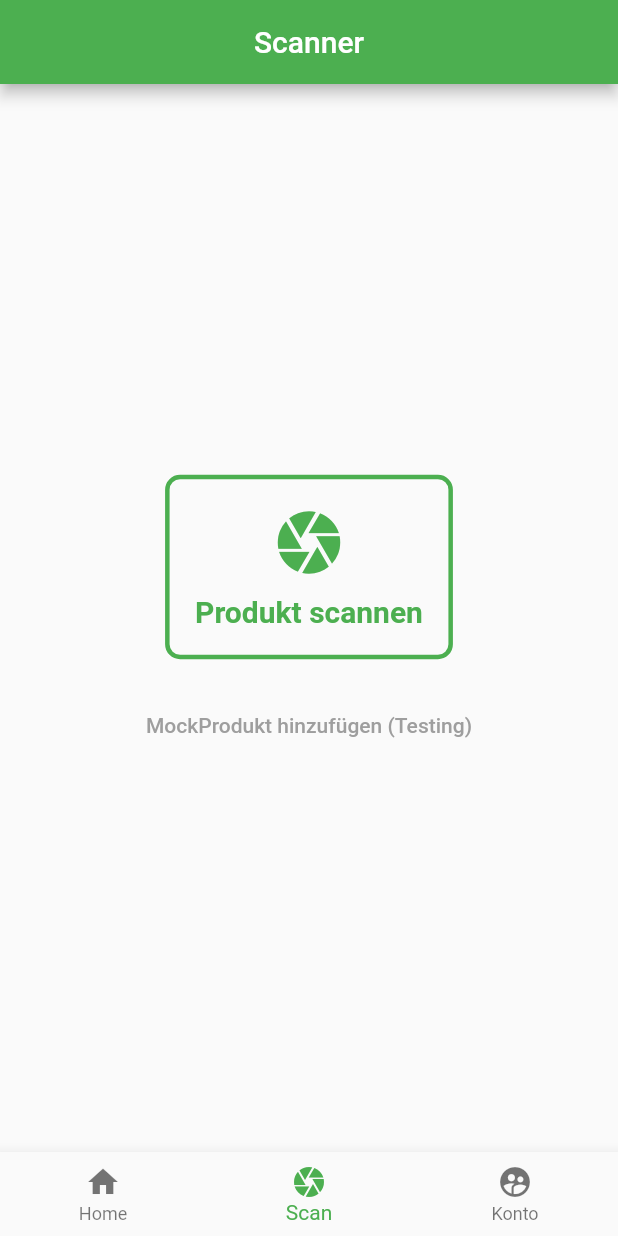
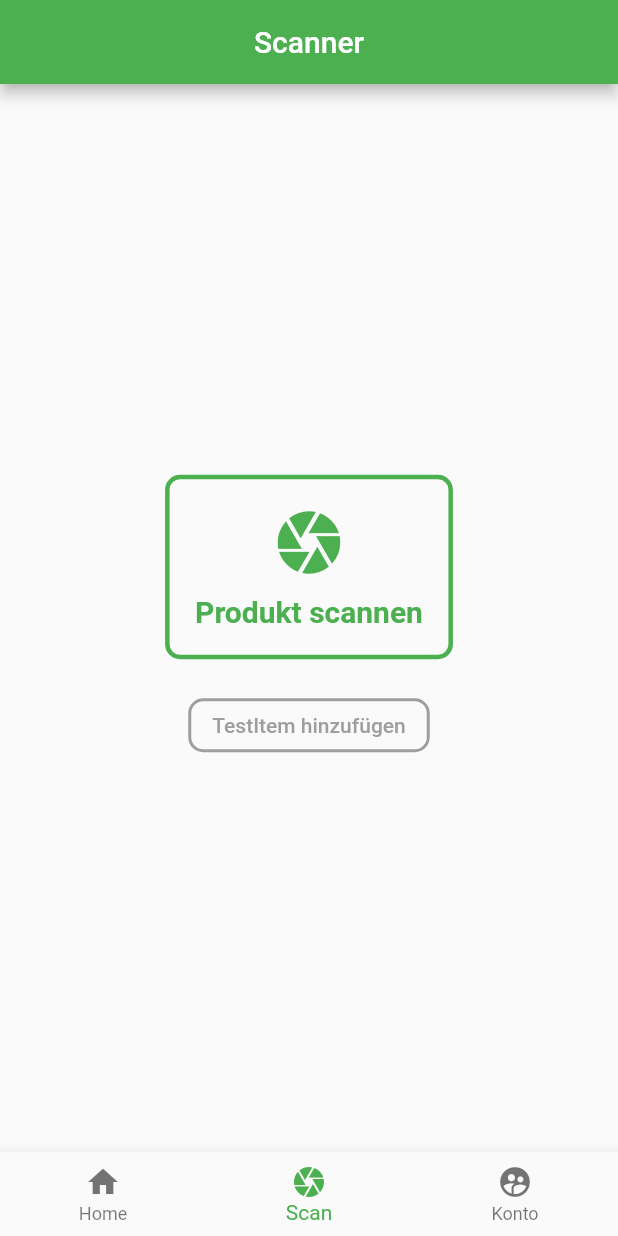
Before and after one commit to nineey/inventory_app, a Flutter app: the screen it shows after launch, item 2 of the bottom bar chosen, on a phone screen of 412 x 824 dp. Run offline on Flutter 3.47's test engine with Material 2 defaults, Android fonts, the phone set to English and light mode, and no system bars; our stand-ins replace shared_preferences, sqflite; missing offline and left inert: flutter_barcode_scanner; accounts and stored records are empty.

Commit message:
UI adjustments v2

```diff
--- a/lib/qrScanner/qrScanner.dart
+++ b/lib/qrScanner/qrScanner.dart
@@ -64,7 +64,10 @@ class _QRScannerState extends State<QRScanner> {
                   Navigator.of(context).push(
                       MaterialPageRoute(builder: (context) => AddProductPage()));
                 },
-                child: Text("MockProdukt hinzufügen (Testing)",
+                shape: RoundedRectangleBorder(
+                    side: BorderSide(color: Colors.grey, width: 2.0),
+                    borderRadius: BorderRadius.circular(10.0)),
+                child: Text("TestItem hinzufügen",
                 style: TextStyle(
                   color: Colors.grey)
                 ),
```
